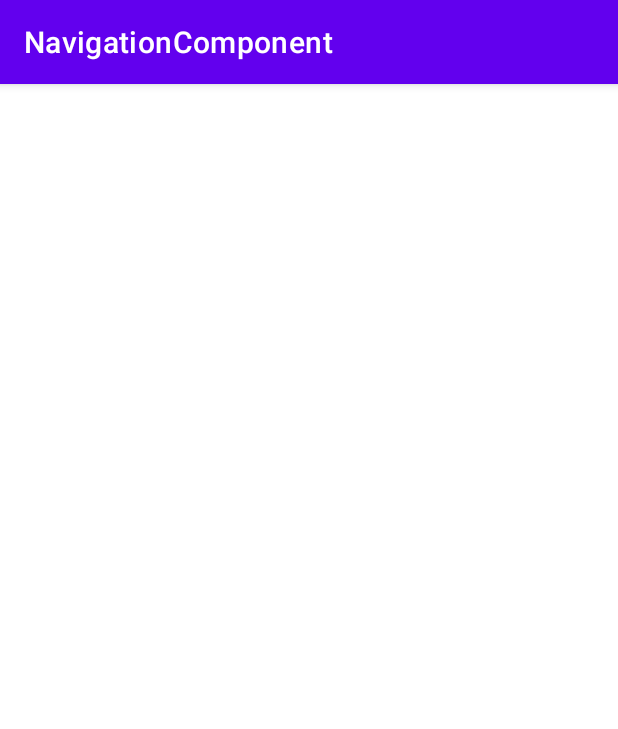
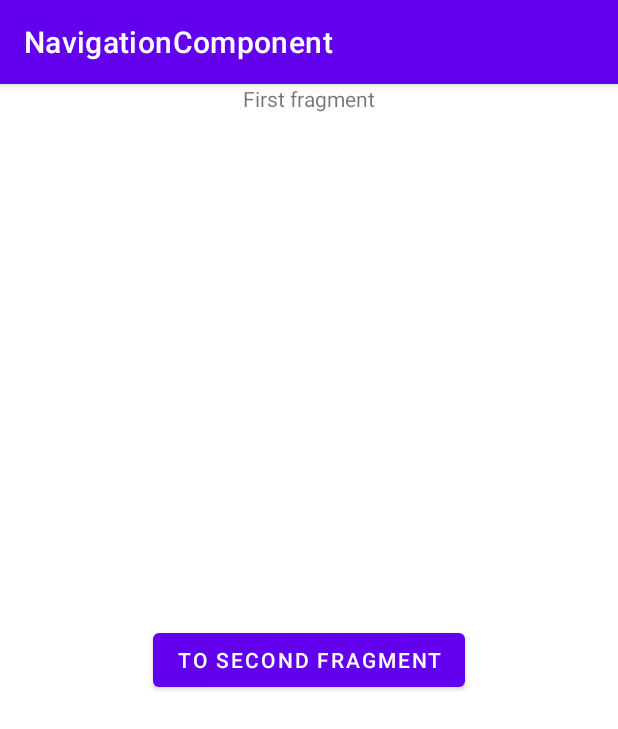
Before and after one commit to VasiliZ/NavigationComponent, an Android app: the screen it shows after launch (MainActivity), on a phone screen of 412 x 824 dp. Shown: the top 729 px of the screen. Run offline under Robolectric (Android 15) with nearby library versions, the phone set to English and light mode, and no system bars.

Commit message:
add navigation add navigation between fragments

```diff
--- /dev/null
+++ b/app/src/main/java/com/github/rtyvz/navigationcomponent/FirstFragment.kt
@@ -0,0 +1,36 @@
+package com.github.rtyvz.navigationcomponent
+
+import android.os.Bundle
+import android.view.LayoutInflater
+import android.view.View
+import android.view.ViewGroup
+import android.widget.Button
+import androidx.core.os.bundleOf
+import androidx.fragment.app.Fragment
+import androidx.navigation.fragment.findNavController
+import com.github.rtyvz.navigationcomponent.SecondFragment.Companion.ARGS_EXTRA
+
+class FirstFragment : Fragment() {
+
+    private var navigateButton: Button? = null
+
+    override fun onCreateView(
+        inflater: LayoutInflater, container: ViewGroup?,
+        savedInstanceState: Bundle?
+    ): View? {
+        val view = inflater.inflate(R.layout.fragment_first, container, false)
+        navigateButton = view.findViewById(R.id.toSecondFragmentAction)
+
+        navigateButton?.setOnClickListener {
+            findNavController().navigate(R.id.toSecondFragment, bundleOf(ARGS_EXTRA to 2))
+        }
+
+        return view
+    }
+
+    override fun onDestroyView() {
+        navigateButton = null
+
+        super.onDestroyView()
+    }
+}
--- a/app/src/main/java/com/github/rtyvz/navigationcomponent/MainActivity.kt
+++ b/app/src/main/java/com/github/rtyvz/navigationcomponent/MainActivity.kt
@@ -1,11 +1,15 @@
 package com.github.rtyvz.navigationcomponent
 
+import android.os.Bundle
 import androidx.appcompat.app.AppCompatActivity
-import android.os.Bundle
+import androidx.navigation.findNavController
 
 class MainActivity : AppCompatActivity() {
+
     override fun onCreate(savedInstanceState: Bundle?) {
         super.onCreate(savedInstanceState)
         setContentView(R.layout.activity_main)
     }
+
+    override fun onSupportNavigateUp(): Boolean = findNavController(R.id.my_navigation).navigateUp()
 }
--- /dev/null
+++ b/app/src/main/res/layout/fragment_first.xml
@@ -0,0 +1,27 @@
+<?xml version="1.0" encoding="utf-8"?>
+<androidx.constraintlayout.widget.ConstraintLayout xmlns:android="http://schemas.android.com/apk/res/android"
+    xmlns:app="http://schemas.android.com/apk/res-auto"
+    xmlns:tools="http://schemas.android.com/tools"
+    android:layout_width="match_parent"
+    android:layout_height="match_parent"
+    tools:context=".FirstFragment">
+
+    <TextView
+        android:layout_width="wrap_content"
+        android:layout_height="wrap_content"
+        android:text="@string/first_fragment"
+        app:layout_constraintEnd_toEndOf="parent"
+        app:layout_constraintStart_toStartOf="parent"
+        app:layout_constraintTop_toTopOf="parent" />
+
+    <Button
+        android:id="@+id/toSecondFragmentAction"
+        android:layout_width="wrap_content"
+        android:layout_height="wrap_content"
+        android:text="@string/to_second_fragment"
+        app:layout_constraintBottom_toBottomOf="parent"
+        app:layout_constraintEnd_toEndOf="parent"
+        app:layout_constraintStart_toStartOf="parent"
+        app:layout_constraintTop_toTopOf="parent" />
+
+</androidx.constraintlayout.widget.ConstraintLayout>
--- a/app/src/main/res/navigation/my_navigation.xml
+++ b/app/src/main/res/navigation/my_navigation.xml
@@ -1,6 +1,28 @@
 <?xml version="1.0" encoding="utf-8"?>
 <navigation xmlns:android="http://schemas.android.com/apk/res/android"
     xmlns:app="http://schemas.android.com/apk/res-auto"
-    android:id="@+id/my_navigation">
+    xmlns:tools="http://schemas.android.com/tools"
+    android:id="@+id/my_navigation"
+    app:startDestination="@id/firstFragment">
 
+    <fragment
+        android:id="@+id/firstFragment"
+        android:name="com.github.rtyvz.navigationcomponent.FirstFragment"
+        android:label="fragment_first"
+        tools:layout="@layout/fragment_first">
+        <action
+            android:id="@+id/toSecondFragment"
+            app:destination="@id/secondFragment" />
+    </fragment>
+
+    <fragment
+        android:id="@+id/secondFragment"
+        android:name="com.github.rtyvz.navigationcomponent.SecondFragment"
+        android:label="fragment_second"
+        tools:layout="@layout/fragment_second">
+
+        <action
+            android:id="@+id/toFirstFragment"
+            app:destination="@id/firstFragment" />
+    </fragment>
 </navigation>
--- a/app/src/main/res/values/strings.xml
+++ b/app/src/main/res/values/strings.xml
@@ -1,3 +1,7 @@
 <resources>
     <string name="app_name">NavigationComponent</string>
+    <string name="first_fragment">First fragment</string>
+    <string name="second_fragment">Second fragment</string>
+    <string name="to_first_fragment">To first fragment %s</string>
+    <string name="to_second_fragment">To second fragment</string>
 </resources>
```
Also changed, not shown: app/src/main/java/com/github/rtyvz/navigationcomponent/SecondFragment.kt (added, +39 -0 lines), app/src/main/res/layout/fragment_second.xml (added, +27 -0 lines).
